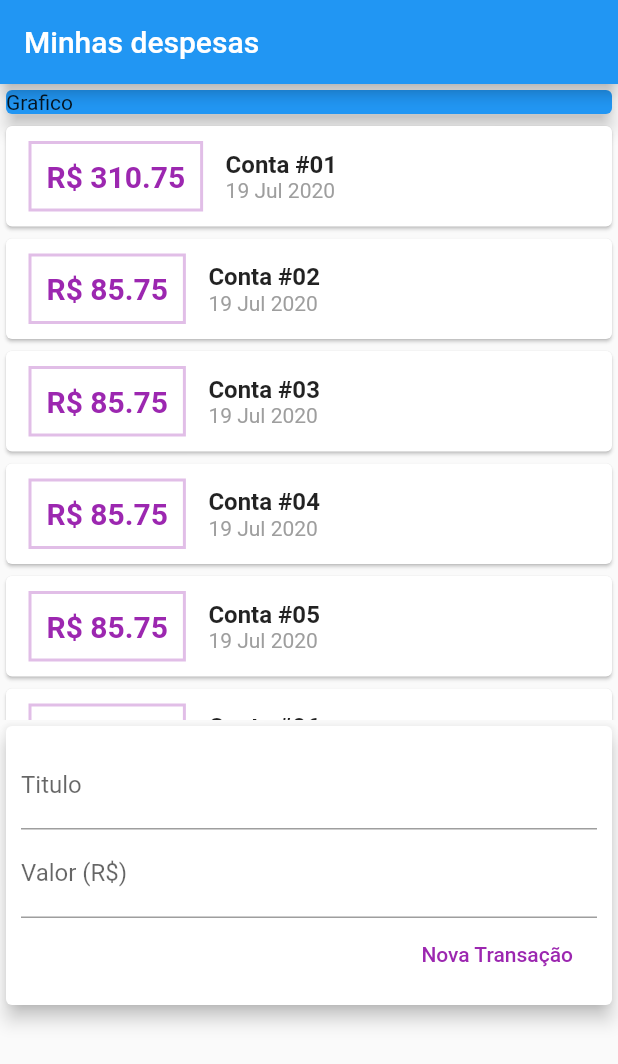
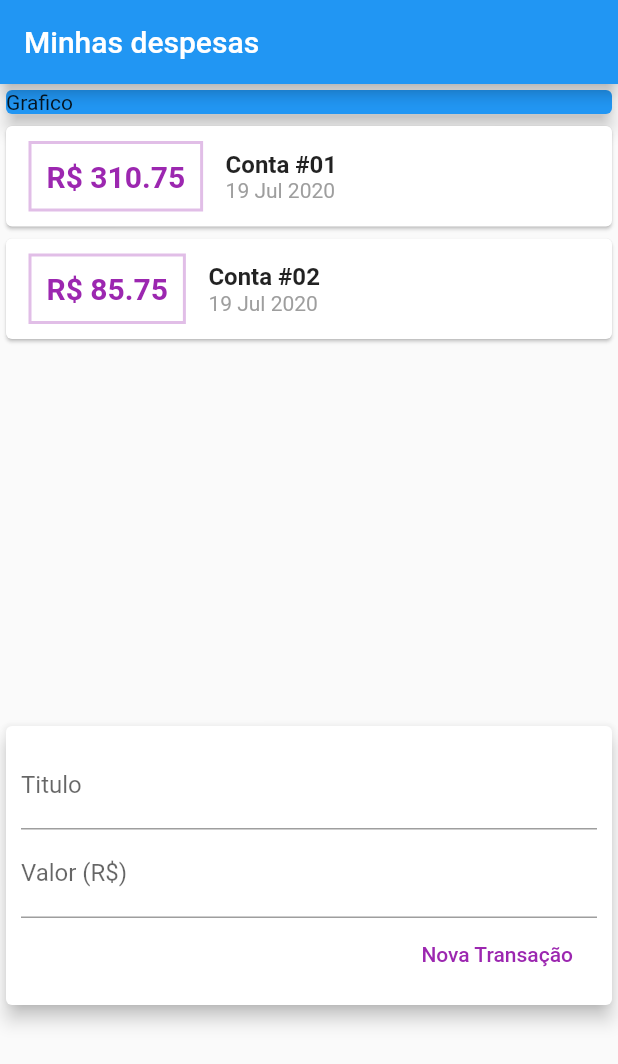
Before and after one commit to VadaGuilherme/flutter_expenses, a Flutter app: the screen it shows after launch, after a tap on "Nova Transação", on a phone screen of 412 x 824 dp. Shown: the top 1064 px of the screen. Run offline on Flutter 3.47's test engine with Material 2 defaults, Android fonts, the phone set to English and light mode, and no system bars.

```diff
--- a/lib/components/transaction_form.dart
+++ b/lib/components/transaction_form.dart
@@ -7,6 +7,17 @@ class TransactionForm extends StatelessWidget {
   final void Function(String, double) onSubmit;
 
   TransactionForm(this.onSubmit);
+
+  _submitForm() {
+    final title = titleController.text;
+    final value = double.tryParse(valueController.text) ?? 0.00;
+
+    if (title.isEmpty || value <= 0) {
+      return;
+    }
+
+    onSubmit(title, value);
+  }
 
   @override
   Widget build(BuildContext context) {
@@ -18,12 +29,17 @@ class TransactionForm extends StatelessWidget {
           children: <Widget>[
             TextField(
               controller: titleController,
+              onSubmitted: (_) => _submitForm(),
               decoration: InputDecoration(
                 labelText: 'Titulo',
               ),
             ),
             TextField(
               controller: valueController,
+              keyboardType: TextInputType.numberWithOptions(
+                decimal: true,
+              ),
+              onSubmitted: (_) => _submitForm(),
               decoration: InputDecoration(
                 labelText: 'Valor (R\$)',
               ),
@@ -32,11 +48,7 @@ class TransactionForm extends StatelessWidget {
               mainAxisAlignment: MainAxisAlignment.end,
               children: <Widget>[
                 FlatButton(
-                  onPressed: () {
-                    final title = titleController.text;
-                    final value = double.tryParse(valueController.text) ?? 0.00;
-                    onSubmit(title, value);
-                  },
+                  onPressed: _submitForm,
                   child: Text('Nova Transação'),
                   textColor: Colors.purple,
                 ),
--- a/lib/components/transaction_user.dart
+++ b/lib/components/transaction_user.dart
@@ -24,36 +24,36 @@ class _TransactionUserState extends State<TransactionUser> {
       value: 85.75,
       date: DateTime.now(),
     ),
-    Transaction(
-      id: '2',
-      title: 'Conta #03',
-      value: 85.75,
-      date: DateTime.now(),
-    ),
-    Transaction(
-      id: '2',
-      title: 'Conta #04',
-      value: 85.75,
-      date: DateTime.now(),
-    ),
-    Transaction(
-      id: '2',
-      title: 'Conta #05',
-      value: 85.75,
-      date: DateTime.now(),
-    ),
-    Transaction(
-      id: '2',
-      title: 'Conta #06',
-      value: 85.75,
-      date: DateTime.now(),
-    ),
-    Transaction(
-      id: '2',
-      title: 'Conta #07',
-      value: 85.75,
-      date: DateTime.now(),
-    )
+    // Transaction(
+    //   id: '2',
+    //   title: 'Conta #03',
+    //   value: 85.75,
+    //   date: DateTime.now(),
+    // ),
+    // Transaction(
+    //   id: '2',
+    //   title: 'Conta #04',
+    //   value: 85.75,
+    //   date: DateTime.now(),
+    // ),
+    // Transaction(
+    //   id: '2',
+    //   title: 'Conta #05',
+    //   value: 85.75,
+    //   date: DateTime.now(),
+    // ),
+    // Transaction(
+    //   id: '2',
+    //   title: 'Conta #06',
+    //   value: 85.75,
+    //   date: DateTime.now(),
+    // ),
+    // Transaction(
+    //   id: '2',
+    //   title: 'Conta #07',
+    //   value: 85.75,
+    //   date: DateTime.now(),
+    // )
   ];
 
   _addTransaction(String title, double value) {
```
